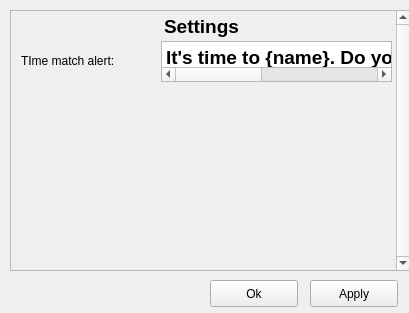
This is lib/settings.ui in RespectedCow/life-with-time as Qt 5 draws it before an edit. The edited form follows.
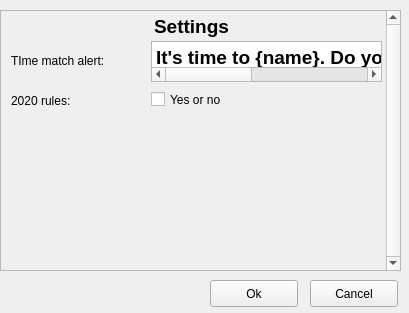
This is the edited form.

Commit message: 2020 rules and settings system setup

The edit to the form file:
```diff
--- a/lib/settings.ui
+++ b/lib/settings.ui
@@ -16,7 +16,7 @@
   <widget class="QScrollArea" name="scrollArea">
    <property name="geometry">
     <rect>
-     <x>10</x>
+     <x>0</x>
      <y>10</y>
      <width>401</width>
      <height>261</height>
@@ -36,7 +36,7 @@
      <rect>
       <x>0</x>
       <y>0</y>
-      <width>391</width>
+      <width>382</width>
       <height>259</height>
      </rect>
     </property>
@@ -77,6 +77,9 @@
      </property>
     </widget>
     <widget class="QPlainTextEdit" name="timematchEdit">
+     <property name="enabled">
+      <bool>true</bool>
+     </property>
      <property name="geometry">
       <rect>
        <x>150</x>
@@ -115,9 +118,35 @@
       <string/>
      </property>
     </widget>
+    <widget class="QLabel" name="label_4">
+     <property name="geometry">
+      <rect>
+       <x>10</x>
+       <y>80</y>
+       <width>91</width>
+       <height>20</height>
+      </rect>
+     </property>
+     <property name="text">
+      <string>2020 rules: </string>
+     </property>
+    </widget>
+    <widget class="QCheckBox" name="twentyrules">
+     <property name="geometry">
+      <rect>
+       <x>150</x>
+       <y>80</y>
+       <width>70</width>
+       <height>17</height>
+      </rect>
+     </property>
+     <property name="text">
+      <string>Yes or no?</string>
+     </property>
+    </widget>
    </widget>
   </widget>
-  <widget class="QPushButton" name="applyButton">
+  <widget class="QPushButton" name="cancelButton">
    <property name="geometry">
     <rect>
      <x>310</x>
@@ -127,7 +156,7 @@
     </rect>
    </property>
    <property name="text">
-    <string>Apply</string>
+    <string>Cancel</string>
    </property>
   </widget>
   <widget class="QPushButton" name="OkButton">
```
Left out of the diff: 2 changed lines with no effect on the pictures. The commit also changes 8 other files.
